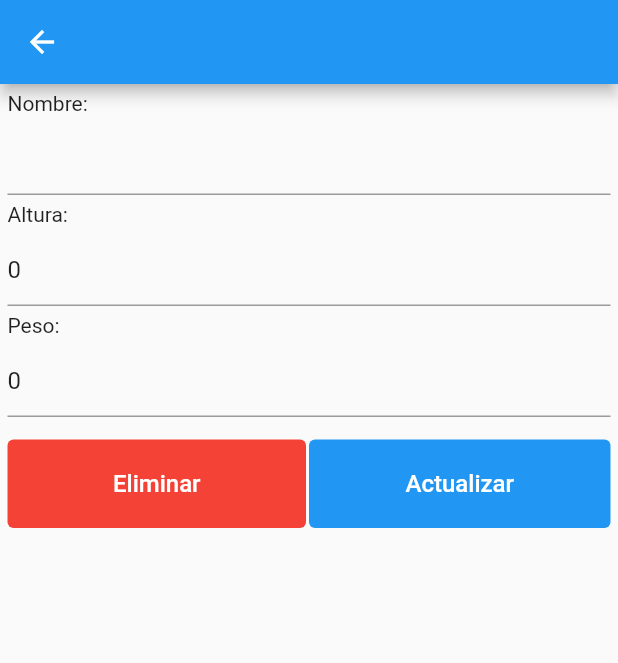
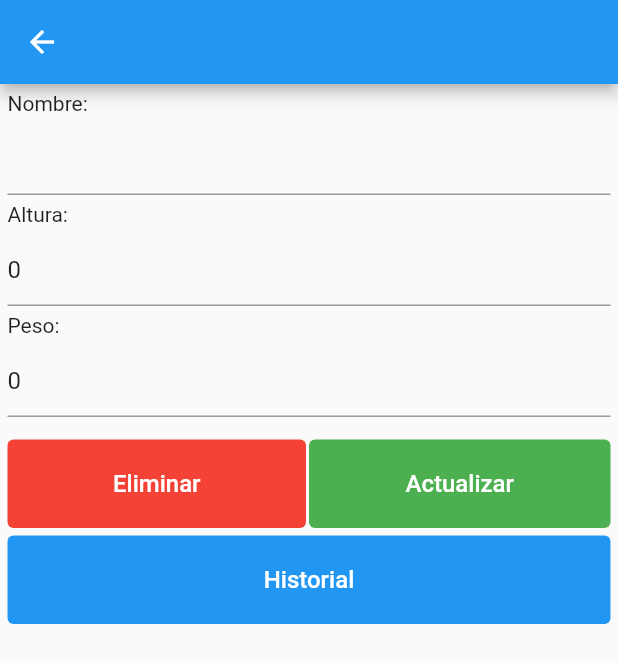
Before and after one commit to rodi189/PruebaTecnica, a Flutter app: the PokemonSeleccionado screen opened by its route, on a phone screen of 412 x 824 dp. Shown: the top 663 px of the screen. Run offline on Flutter 3.47's test engine with Material 2 defaults, Android fonts, the phone set to English and light mode, and no system bars; our stand-ins replace cloud_firestore, dio, firebase_auth, firebase_core, flutter_spinkit; accounts and stored records are empty.

Commit message:
Botón historial añadido

```diff
--- a/lib/pokemon_seleccionado.dart
+++ b/lib/pokemon_seleccionado.dart
@@ -40,6 +40,26 @@ class _PokemonSeleccionadoState extends State<PokemonSeleccionado> {
 
   @override
   Widget build(BuildContext context) {
+    if (actualizadoPokemonSeleccionado == true) {
+      currentData = mapPokemons[widget.pokedex] ?? {};
+      nombre = changeToNewValue(nombre, currentData["name"]) == true
+          ? currentData["name"]
+          : nombre;
+      controllerNombre.text =
+          changeToNewValue(nombre, currentData["name"]) == true
+              ? currentData["name"]
+              : nombre;
+      altura = changeToNewValue(nombre, currentData["height"]) == true
+          ? currentData["height"]
+          : altura;
+      controllerAltura.text = "$altura";
+      peso = changeToNewValue(nombre, currentData["weight"]) == true
+          ? currentData["weight"]
+          : peso;
+      controllerPeso.text = "$peso";
+
+      actualizadoPokemonSeleccionado = false;
+    }
     return Scaffold(
       appBar: AppBar(),
       body: Container(
@@ -84,11 +104,51 @@ class _PokemonSeleccionadoState extends State<PokemonSeleccionado> {
                 keyboardType: TextInputType.phone,
               ),
             ),
-            buttonLoader()
+            buttonLoader(),
+            Visibility(
+              visible: workInProgress == false ? true : false,
+              child: Container(
+                margin: EdgeInsets.only(top: 5.0),
+                child: Row(
+                  children: [
+                    Expanded(
+                      child: Container(
+                        child: TextButton(
+                          onPressed: workInProgress == true
+                              ? null
+                              : () async {
+                                  FocusScope.of(context)
+                                      .requestFocus(FocusNode());
+                                  Navigator.pushNamed(context, "historial",
+                                      arguments: {"pokedex": widget.pokedex});
+                                },
+                          child: const Text(
+                            "Historial",
+                            style: TextStyle(fontSize: 16, color: Colors.white),
+                          ),
+                          style: OutlinedButton.styleFrom(
+                              backgroundColor: Colors.blue,
+                              padding:
+                                  const EdgeInsets.only(top: 20, bottom: 20)),
+                        ),
+                      ),
+                    ),
+                  ],
+                ),
+              ),
+            )
           ],
         ),
       ),
     );
+  }
+
+  bool changeToNewValue(var current, var newValue) {
+    if (newValue != current) {
+      return true;
+    } else {
+      return false;
+    }
   }
 
   Widget buttonLoader() {
@@ -179,7 +239,7 @@ class _PokemonSeleccionadoState extends State<PokemonSeleccionado> {
                   style: TextStyle(fontSize: 16, color: Colors.white),
                 ),
                 style: OutlinedButton.styleFrom(
-                    backgroundColor: Colors.blue,
+                    backgroundColor: Colors.green,
                     padding: const EdgeInsets.only(top: 20, bottom: 20)),
               ),
             ),
```
